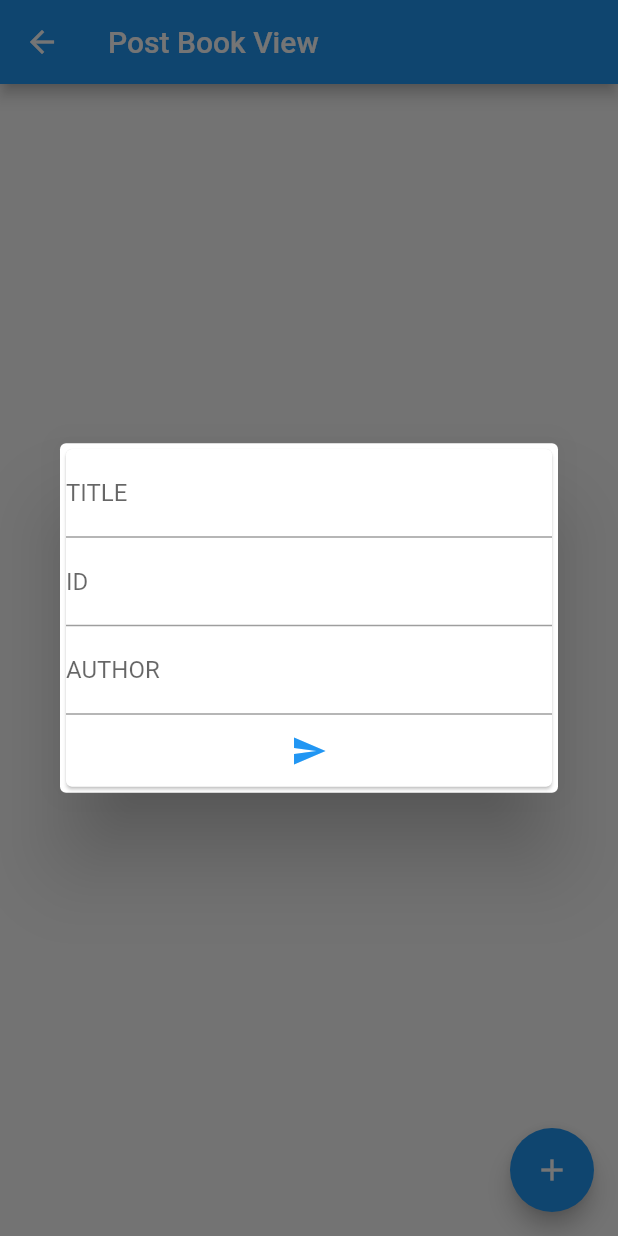
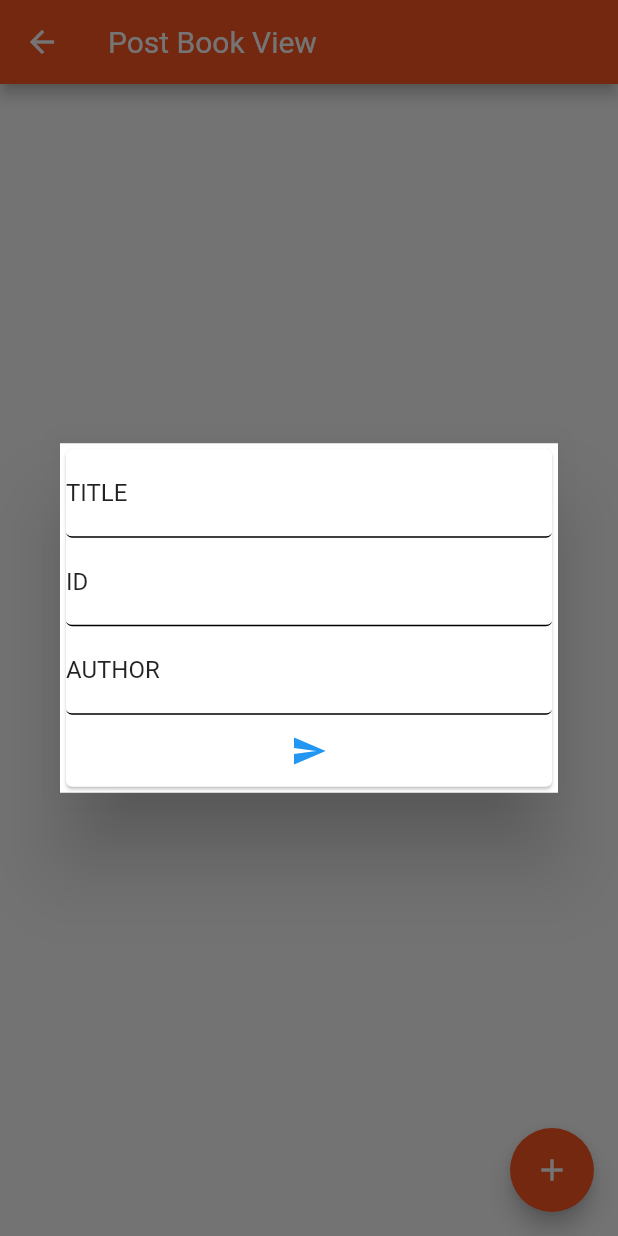
Before and after one commit to VB10/hwaflutter, a Flutter app: the FirebaseBookView screen opened by its route, after a tap on the "add" icon, on a phone screen of 412 x 824 dp. Run offline on Flutter 3.47's test engine with Material 2 defaults, Android fonts, the phone set to English and light mode, and no system bars; our stand-ins replace flutter_html, flutter_screenutil, logger, open_file, shared_preferences; accounts and stored records are empty; network calls fail.

Commit message:
dyanmic json model wrraper added and get dynamic json model and created sample stteper example

```diff
--- /dev/null
+++ b/lib/core/base/baseModel.dart
@@ -0,0 +1,4 @@
+abstract class BaseModel {
+  fromJson(Map<String, Object> json);
+  Map<String, dynamic> toJson();
+}
--- /dev/null
+++ b/lib/core/preferences/shared_manager.dart
@@ -0,0 +1,47 @@
+import 'dart:convert';
+
+import 'package:hwatutorial/core/base/baseModel.dart';
+import 'package:shared_preferences/shared_preferences.dart';
+
+class SharedManager {
+  SharedPreferences preferences;
+  static SharedManager _instance;
+  SharedManager._init();
+
+  static SharedManager get instance {
+    if (_instance == null) {
+      _instance = SharedManager._init();
+    }
+    return _instance;
+  }
+
+  Future init() async {
+    preferences = await SharedPreferences.getInstance();
+  }
+
+  Future<bool> saveStringValue(SharedKeys key, String value) async {
+    return await preferences.setString(key.toString(), value);
+  }
+
+  String getStringValue(SharedKeys key) =>
+      preferences.getString(key.toString());
+
+  Future<bool> saveJsonModel<T>(SharedKeys key, T model) async {
+    var json = jsonEncode(model);
+    return await preferences.setString(key.toString(), json);
+  }
+
+  dynamic getJsonModel<T extends BaseModel>(T model, SharedKeys key) {
+    var jsonString = preferences.getString(key.toString());
+    var jsonModel = jsonDecode(jsonString);
+    if (jsonModel is Map) {
+      return model.fromJson(jsonModel);
+    } else if (jsonModel is List) {
+      return jsonModel.map((e) => model.fromJson(e)).toList();
+    } else {
+      return jsonModel;
+    }
+  }
+}
+
+enum SharedKeys { veli, postData }
--- /dev/null
+++ b/lib/core/theme.dart
@@ -0,0 +1,488 @@
+import 'package:flutter/material.dart';
+
+final ThemeData myTheme = ThemeData(
+  primarySwatch: Colors.deepOrange,
+  brightness: Brightness.light,
+  primaryColor: Color(0xffff5722),
+  primaryColorBrightness: Brightness.dark,
+  primaryColorLight: Color(0xffffccbc),
+  primaryColorDark: Color(0xffe64a19),
+  accentColor: Color(0xffff5722),
+  accentColorBrightness: Brightness.dark,
+  canvasColor: Color(0xfffafafa),
+  scaffoldBackgroundColor: Color(0xfffafafa),
+  bottomAppBarColor: Color(0xffffffff),
+  cardColor: Color(0xffffffff),
+  dividerColor: Color(0x1f000000),
+  highlightColor: Color(0x66bcbcbc),
+  splashColor: Color(0x66c8c8c8),
+  selectedRowColor: Color(0xfff5f5f5),
+  unselectedWidgetColor: Color(0x8a000000),
+  disabledColor: Color(0x61000000),
+  buttonColor: Color(0xffe0e0e0),
+  toggleableActiveColor: Color(0xfff4511e),
+  secondaryHeaderColor: Color(0xfffbe9e7),
+  textSelectionColor: Color(0xffffab91),
+  cursorColor: Color(0xff4285f4),
+  textSelectionHandleColor: Color(0xffff8a65),
+  backgroundColor: Color(0xffffab91),
+  dialogBackgroundColor: Color(0xffffffff),
+  indicatorColor: Color(0xffff5722),
+  hintColor: Color(0x8a000000),
+  errorColor: Color(0xffd32f2f),
+  buttonTheme: ButtonThemeData(
+    textTheme: ButtonTextTheme.normal,
+    minWidth: 88,
+    height: 36,
+    padding: EdgeInsets.only(top: 0, bottom: 0, left: 16, right: 16),
+    shape: RoundedRectangleBorder(
+      side: BorderSide(
+        color: Color(0xff000000),
+        width: 0,
+        style: BorderStyle.none,
+      ),
+      borderRadius: BorderRadius.all(Radius.circular(2.0)),
+    ),
+    alignedDropdown: false,
+    buttonColor: Color(0xffe0e0e0),
+    disabledColor: Color(0x61000000),
+    highlightColor: Color(0x29000000),
+    splashColor: Color(0x1f000000),
+    focusColor: Color(0x1f000000),
+    hoverColor: Color(0x0a000000),
+    colorScheme: ColorScheme(
+      primary: Color(0xffff5722),
+      primaryVariant: Color(0xffe64a19),
+      secondary: Color(0xffff5722),
+      secondaryVariant: Color(0xffe64a19),
+      surface: Color(0xffffffff),
+      background: Color(0xffffab91),
+      error: Color(0xffd32f2f),
+      onPrimary: Color(0xffffffff),
+      onSecondary: Color(0xffffffff),
+      onSurface: Color(0xff000000),
+      onBackground: Color(0xffffffff),
+      onError: Color(0xffffffff),
+      brightness: Brightness.light,
+    ),
+  ),
+  textTheme: TextTheme(
+    display4: TextStyle(
+      color: Color(0x8a000000),
+      fontSize: null,
+      fontWeight: FontWeight.w400,
+      fontStyle: FontStyle.normal,
+    ),
+    display3: TextStyle(
+      color: Color(0x8a000000),
+      fontSize: null,
+      fontWeight: FontWeight.w400,
+      fontStyle: FontStyle.normal,
+    ),
+    display2: TextStyle(
+      color: Color(0x8a000000),
+      fontSize: null,
+      fontWeight: FontWeight.w400,
+      fontStyle: FontStyle.normal,
+    ),
+    display1: TextStyle(
+      color: Color(0x8a000000),
+      fontSize: null,
+      fontWeight: FontWeight.w400,
+      fontStyle: FontStyle.normal,
+    ),
+    headline: TextStyle(
+      color: Color(0xdd000000),
+      fontSize: null,
+      fontWeight: FontWeight.w400,
+      fontStyle: FontStyle.normal,
+    ),
+    title: TextStyle(
+      color: Color(0xdd000000),
+      fontSize: null,
+      fontWeight: FontWeight.w400,
+      fontStyle: FontStyle.normal,
+    ),
+    subhead: TextStyle(
+      color: Color(0xdd000000),
+      fontSize: null,
+      fontWeight: FontWeight.w400,
+      fontStyle: FontStyle.normal,
+    ),
+    body2: TextStyle(
+      color: Color(0xdd000000),
+      fontSize: null,
+      fontWeight: FontWeight.w400,
+      fontStyle: FontStyle.normal,
+    ),
+    body1: TextStyle(
+      color: Color(0xdd000000),
+      fontSize: null,
+      fontWeight: FontWeight.w400,
+      fontStyle: FontStyle.normal,
+    ),
+    caption: TextStyle(
+      color: Color(0x8a000000),
+      fontSize: null,
+      fontWeight: FontWeight.w400,
+      fontStyle: FontStyle.normal,
+    ),
+    button: TextStyle(
+      color: Color(0xdd000000),
+      fontSize: null,
+      fontWeight: FontWeight.w400,
+      fontStyle: FontStyle.normal,
+    ),
+    subtitle: TextStyle(
+      color: Color(0xff000000),
+      fontSize: null,
+      fontWeight: FontWeight.w400,
+      fontStyle: FontStyle.normal,
+    ),
+    overline: TextStyle(
+      color: Color(0xff000000),
+      fontSize: null,
+      fontWeight: FontWeight.w400,
+      fontStyle: FontStyle.normal,
+    ),
+  ),
+  primaryTextTheme: TextTheme(
+    display4: TextStyle(
+      color: Color(0xb3ffffff),
+      fontSize: null,
+      fontWeight: FontWeight.w400,
+      fontStyle: FontStyle.normal,
+    ),
+    display3: TextStyle(
+      color: Color(0xb3ffffff),
+      fontSize: null,
+      fontWeight: FontWeight.w400,
+      fontStyle: FontStyle.normal,
+    ),
+    display2: TextStyle(
+      color: Color(0xb3ffffff),
+      fontSize: null,
+      fontWeight: FontWeight.w400,
+      fontStyle: FontStyle.normal,
+    ),
+    display1: TextStyle(
+      color: Color(0xb3ffffff),
+      fontSize: null,
+      fontWeight: FontWeight.w400,
+      fontStyle: FontStyle.normal,
+    ),
+    headline: TextStyle(
+      color: Color(0xffffffff),
+      fontSize: null,
+      fontWeight: FontWeight.w400,
+      fontStyle: FontStyle.normal,
+    ),
+    title: TextStyle(
+      color: Color(0xffffffff),
+      fontSize: null,
+      fontWeight: FontWeight.w400,
+      fontStyle: FontStyle.normal,
+    ),
+    subhead: TextStyle(
+      color: Color(0xffffffff),
+      fontSize: null,
+      fontWeight: FontWeight.w400,
+      fontStyle: FontStyle.normal,
+    ),
+    body2: TextStyle(
+      color: Color(0xffffffff),
+      fontSize: null,
+      fontWeight: FontWeight.w400,
+      fontStyle: FontStyle.normal,
+    ),
+    body1: TextStyle(
+      color: Color(0xffffffff),
+      fontSize: null,
+      fontWeight: FontWeight.w400,
+      fontStyle: FontStyle.normal,
+    ),
+    caption: TextStyle(
+      color: Color(0xb3ffffff),
+      fontSize: null,
+      fontWeight: FontWeight.w400,
+      fontStyle: FontStyle.normal,
+    ),
+    button: TextStyle(
+      color: Color(0xffffffff),
+      fontSize: null,
+      fontWeight: FontWeight.w400,
+      fontStyle: FontStyle.normal,
+    ),
+    subtitle: TextStyle(
+      color: Color(0xffffffff),
+      fontSize: null,
+      fontWeight: FontWeight.w400,
+      fontStyle: FontStyle.normal,
+    ),
+    overline: TextStyle(
+      color: Color(0xffffffff),
+      fontSize: null,
+      fontWeight: FontWeight.w400,
+      fontStyle: FontStyle.normal,
+    ),
+  ),
+  accentTextTheme: TextTheme(
+    display4: TextStyle(
+      color: Color(0xb3ffffff),
+      fontSize: null,
+      fontWeight: FontWeight.w400,
+      fontStyle: FontStyle.normal,
+    ),
+    display3: TextStyle(
+      color: Color(0xb3ffffff),
+      fontSize: null,
+      fontWeight: FontWeight.w400,
+      fontStyle: FontStyle.normal,
+    ),
+    display2: TextStyle(
+      color: Color(0xb3ffffff),
+      fontSize: null,
+      fontWeight: FontWeight.w400,
+      fontStyle: FontStyle.normal,
+    ),
+    display1: TextStyle(
+      color: Color(0xb3ffffff),
+      fontSize: null,
+      fontWeight: FontWeight.w400,
+      fontStyle: FontStyle.normal,
+    ),
+    headline: TextStyle(
+      color: Color(0xffffffff),
+      fontSize: null,
+      fontWeight: FontWeight.w400,
+      fontStyle: FontStyle.normal,
+    ),
+    title: TextStyle(
+      color: Color(0xffffffff),
+      fontSize: null,
+      fontWeight: FontWeight.w400,
+      fontStyle: FontStyle.normal,
+    ),
+    subhead: TextStyle(
+      color: Color(0xffffffff),
+      fontSize: null,
+      fontWeight: FontWeight.w400,
+      fontStyle: FontStyle.normal,
+    ),
+    body2: TextStyle(
+      color: Color(0xffffffff),
+      fontSize: null,
+      fontWeight: FontWeight.w400,
+      fontStyle: FontStyle.normal,
+    ),
+    body1: TextStyle(
+      color: Color(0xffffffff),
+      fontSize: null,
+      fontWeight: FontWeight.w400,
+      fontStyle: FontStyle.normal,
+    ),
+    caption: TextStyle(
+      color: Color(0xb3ffffff),
+      fontSize: null,
+      fontWeight: FontWeight.w400,
+      fontStyle: FontStyle.normal,
+    ),
+    button: TextStyle(
+      color: Color(0xffffffff),
+      fontSize: null,
+      fontWeight: FontWeight.w400,
+      fontStyle: FontStyle.normal,
+    ),
+    subtitle: TextStyle(
+      color: Color(0xffffffff),
+      fontSize: null,
+      fontWeight: FontWeight.w400,
+      fontStyle: FontStyle.normal,
+    ),
+    overline: TextStyle(
+      color: Color(0xffffffff),
+      fontSize: null,
+      fontWeight: FontWeight.w400,
+      fontStyle: FontStyle.normal,
+    ),
+  ),
+  inputDecorationTheme: InputDecorationTheme(
+    labelStyle: TextStyle(
+      color: Color(0xdd000000),
+      fontSize: null,
+      fontWeight: FontWeight.w400,
+      fontStyle: FontStyle.normal,
+    ),
+    helperStyle: TextStyle(
+      color: Color(0xdd000000),
+      fontSize: null,
+      fontWeight: FontWeight.w400,
+      fontStyle: FontStyle.normal,
+    ),
+    hintStyle: TextStyle(
+      color: Color(0xdd000000),
+      fontSize: null,
+      fontWeight: FontWeight.w400,
+      fontStyle: FontStyle.normal,
+    ),
+    errorStyle: TextStyle(
+      color: Color(0xdd000000),
+      fontSize: null,
+      fontWeight: FontWeight.w400,
+      fontStyle: FontStyle.normal,
+    ),
+    errorMaxLines: null,
+    hasFloatingPlaceholder: true,
+    isDense: false,
+    contentPadding: EdgeInsets.only(top: 12, bottom: 12, left: 0, right: 0),
+    isCollapsed: false,
+    prefixStyle: TextStyle(
+      color: Color(0xdd000000),
+      fontSize: null,
+      fontWeight: FontWeight.w400,
+      fontStyle: FontStyle.normal,
+    ),
+    suffixStyle: TextStyle(
+      color: Color(0xdd000000),
+      fontSize: null,
+      fontWeight: FontWeight.w400,
+      fontStyle: FontStyle.normal,
+    ),
+    counterStyle: TextStyle(
+      color: Color(0xdd000000),
+      fontSize: null,
+      fontWeight: FontWeight.w400,
+      fontStyle: FontStyle.normal,
+    ),
+    filled: false,
+    fillColor: Color(0x00000000),
+    errorBorder: UnderlineInputBorder(
+      borderSide: BorderSide(
+        color: Color(0xff000000),
+        width: 1,
+        style: BorderStyle.solid,
+      ),
+      borderRadius: BorderRadius.all(Radius.circular(4.0)),
+    ),
+    focusedBorder: UnderlineInputBorder(
+      borderSide: BorderSide(
+        color: Color(0xff000000),
+        width: 1,
+        style: BorderStyle.solid,
+      ),
+      borderRadius: BorderRadius.all(Radius.circular(4.0)),
+    ),
+    focusedErrorBorder: UnderlineInputBorder(
+      borderSide: BorderSide(
+        color: Color(0xff000000),
+        width: 1,
+        style: BorderStyle.solid,
+      ),
+      borderRadius: BorderRadius.all(Radius.circular(4.0)),
+    ),
+    disabledBorder: UnderlineInputBorder(
+      borderSide: BorderSide(
+        color: Color(0xff000000),
+        width: 1,
+        style: BorderStyle.solid,
+      ),
+      borderRadius: BorderRadius.all(Radius.circular(4.0)),
+    ),
+    enabledBorder: UnderlineInputBorder(
+      borderSide: BorderSide(
+        color: Color(0xff000000),
+        width: 1,
+        style: BorderStyle.solid,
+      ),
+      borderRadius: BorderRadius.all(Radius.circular(4.0)),
+    ),
+    border: UnderlineInputBorder(
+      borderSide: BorderSide(
+        color: Color(0xff000000),
+        width: 1,
+        style: BorderStyle.solid,
+      ),
+      borderRadius: BorderRadius.all(Radius.circular(4.0)),
+    ),
+  ),
+  iconTheme: IconThemeData(
+    color: Color(0xdd000000),
+    opacity: 1,
+    size: 24,
+  ),
+  primaryIconTheme: IconThemeData(
+    color: Color(0xffffffff),
+    opacity: 1,
+    size: 24,
+  ),
+  accentIconTheme: IconThemeData(
+    color: Color(0xffffffff),
+    opacity: 1,
+    size: 24,
+  ),
+  sliderTheme: SliderThemeData(
+    activeTrackColor: null,
+    inactiveTrackColor: null,
+    disabledActiveTrackColor: null,
+    disabledInactiveTrackColor: null,
+    activeTickMarkColor: null,
+    inactiveTickMarkColor: null,
+    disabledActiveTickMarkColor: null,
+    disabledInactiveTickMarkColor: null,
+    thumbColor: null,
+    disabledThumbColor: null,
+    thumbShape: null,
+    overlayColor: null,
+    valueIndicatorColor: null,
+    valueIndicatorShape: null,
+    showValueIndicator: null,
+    valueIndicatorTextStyle: TextStyle(
+      color: Color(0xffffffff),
+      fontSize: null,
+      fontWeight: FontWeight.w400,
+      fontStyle: FontStyle.normal,
+    ),
+  ),
+  tabBarTheme: TabBarTheme(
+    indicatorSize: TabBarIndicatorSize.tab,
+    labelColor: Color(0xffffffff),
+    unselectedLabelColor: Color(0xb2ffffff),
+  ),
+  chipTheme: ChipThemeData(
+    backgroundColor: Color(0x1f000000),
+    brightness: Brightness.light,
+    deleteIconColor: Color(0xde000000),
+    disabledColor: Color(0x0c000000),
+    labelPadding: EdgeInsets.only(top: 0, bottom: 0, left: 8, right: 8),
+    labelStyle: TextStyle(
+      color: Color(0xde000000),
+      fontSize: null,
+      fontWeight: FontWeight.w400,
+      fontStyle: FontStyle.normal,
+    ),
+    padding: EdgeInsets.only(top: 4, bottom: 4, left: 4, right: 4),
+    secondaryLabelStyle: TextStyle(
+      color: Color(0x3d000000),
+      fontSize: null,
+      fontWeight: FontWeight.w400,
+      fontStyle: FontStyle.normal,
+    ),
+    secondarySelectedColor: Color(0x3dff5722),
+    selectedColor: Color(0x3d000000),
+    shape: StadiumBorder(
+        side: BorderSide(
+      color: Color(0xff000000),
+      width: 0,
+      style: BorderStyle.none,
+    )),
+  ),
+  dialogTheme: DialogTheme(
+      shape: RoundedRectangleBorder(
+    side: BorderSide(
+      color: Color(0xff000000),
+      width: 0,
+      style: BorderStyle.none,
+    ),
+    borderRadius: BorderRadius.all(Radius.circular(0.0)),
+  )),
+);
--- /dev/null
+++ b/lib/custom_stepper/custom_stepper.dart
@@ -0,0 +1,8 @@
+import 'package:flutter/material.dart';
+import './custom_stepper_view.dart';
+
+class CustomStepper extends StatefulWidget {
+
+  @override
+  CustomStepperView createState() => new CustomStepperView();
+}
--- /dev/null
+++ b/lib/custom_stepper/custom_stepper_view.dart
@@ -0,0 +1,26 @@
+import 'package:flutter/material.dart';
+import '../views/json_placeholder_view.dart';
+import './custom_stepper_view_model.dart';
+
+class CustomStepperView extends CustomStepperViewModel {
+  @override
+  Widget build(BuildContext context) {
+    // Replace this with your build function
+    return Scaffold(
+      appBar: AppBar(),
+      body: Column(
+        children: <Widget>[
+          Expanded(
+            child: Stepper(
+              type: StepperType.horizontal,
+              steps: stepList(),
+              currentStep: currentStep,
+              onStepTapped: onStepChange,
+            ),
+          ),
+          Expanded(child: JsonPlaceHolderView())
+        ],
+      ),
+    );
+  }
+}
--- /dev/null
+++ b/lib/custom_stepper/custom_stepper_view_model.dart
@@ -0,0 +1,27 @@
+import 'package:flutter/material.dart';
+import './custom_stepper.dart';
+
+abstract class CustomStepperViewModel extends State<CustomStepper> {
+  // Add your state and logic here
+  int stepLenght = 3;
+
+  List<Step> stepList() {
+    List<Step> steps = [];
+    for (var i = 0; i < stepLenght; i++) {
+      steps.add(Step(
+          content: Text("hello$i"),
+          title: Text("Heeelo"),
+          isActive: currentStep == i,
+          state: currentStep == i ? StepState.complete : StepState.editing));
+    }
+    return steps;
+  }
+
+  int currentStep = 0;
+
+  void onStepChange(int index) {
+    setState(() {
+      currentStep = index;
+    });
+  }
+}
--- a/lib/main.dart
+++ b/lib/main.dart
@@ -1,29 +1,36 @@
 import 'package:flutter/material.dart';
-import 'package:hwatutorial/shadow.dart';
-import 'package:hwatutorial/views/collapse_view.dart';
-import 'package:hwatutorial/views/file_download_view.dart';
-import 'package:hwatutorial/views/firebase_view.dart';
-import 'package:hwatutorial/views/flutter_state_view.dart';
-import 'package:hwatutorial/views/form_view.dart';
-import 'package:hwatutorial/views/hero/hero_view.dart';
-import 'package:hwatutorial/views/html_view.dart';
-import 'package:hwatutorial/views/json_placeholder_view.dart';
-import 'package:hwatutorial/views/page_view.dart';
-import 'package:hwatutorial/views/preferences/shared_view.dart';
-import 'package:hwatutorial/views/routing/detail_view.dart';
-import 'package:hwatutorial/views/routing/home_view.dart';
-import 'package:hwatutorial/views/sliver_view.dart';
+import 'package:hwatutorial/core/preferences/shared_manager.dart';
 
+import 'core/theme.dart';
+import 'custom_stepper/custom_stepper.dart';
 import 'httpHello.dart';
+import 'shadow.dart';
+import 'views/collapse_view.dart';
+import 'views/file_download_view.dart';
+import 'views/firebase_view.dart';
+import 'views/flutter_state_view.dart';
+import 'views/hero/hero_view.dart';
+import 'views/html_view.dart';
+import 'views/json_placeholder_view.dart';
+import 'views/page_view.dart';
+import 'views/preferences/shared_view.dart';
+import 'views/routing/detail_view.dart';
+import 'views/routing/home_view.dart';
+import 'views/sliver_view.dart';
 
-void main() => runApp(MyApp());
+Future<void> main() async {
+  WidgetsFlutterBinding.ensureInitialized();
+  await SharedManager.instance.init();
+  runApp(MyApp());
+}
 
 class MyApp extends StatelessWidget {
   @override
   Widget build(BuildContext context) {
     return MaterialApp(
       title: 'Material App',
-      initialRoute: "/advanced",
+      initialRoute: "/stapper",
+      theme: myTheme,
       routes: {
         "/http": (context) => HttpHelloView(),
         "/sliver": (context) => SliverView(),
@@ -34,12 +41,12 @@ class MyApp extends StatelessWidget {
         "/collapse": (context) => CollapseView(),
         "/firebase": (context) => FirebaseBookView(),
         "/file": (context) => FileDownloadView(),
-        "/routehome":(context) => HomeView(),
-        "/routedetail":(context) => DetailView(),
-        "/hero":(context) => HeroView(),
-        "/shared":(context) => SharedView(),
-        "/advanced":(context) => AdvanceStateView(),
-
+        "/routehome": (context) => HomeView(),
+        "/routedetail": (context) => DetailView(),
+        "/hero": (context) => HeroView(),
+        "/shared": (context) => SharedView(),
+        "/advanced": (context) => AdvanceStateView(),
+        "/stapper": (context) => CustomStepper()
       },
     );
   }
--- a/lib/model/post.dart
+++ b/lib/model/post.dart
@@ -1,4 +1,6 @@
-class PostData {
+import 'package:hwatutorial/core/base/baseModel.dart';
+
+class PostData extends BaseModel {
   int userId;
   int id;
   String title;
@@ -21,4 +23,9 @@ class PostData {
     data['body'] = this.body;
     return data;
   }
+
+  @override
+  fromJson(Map<String, Object> json) {
+    return PostData.fromJson(json);
+  }
 }
--- a/lib/views/json_placeholder_view.dart
+++ b/lib/views/json_placeholder_view.dart
@@ -1,8 +1,12 @@
 import 'dart:convert';
 
 import 'package:flutter/material.dart';
+import 'package:hwatutorial/core/preferences/shared_manager.dart';
 import 'package:hwatutorial/model/post.dart';
 import 'package:http/http.dart' as http;
+import 'package:logger/logger.dart';
+
+import '../model/post.dart';
 
 class JsonPlaceHolderView extends StatefulWidget {
   @override
@@ -17,12 +21,18 @@ class _JsonPlaceHolderViewState extends State<JsonPlaceHolderView> {
 
   Future<PostData> getJsonPlaceHolderDatas() async {
     final _response =
-        await http.get("https://jsonplaceholder.typicode.com/posts/1xx");
+        await http.get("https://jsonplaceholder.typicode.com/posts/1");
     if (_response.statusCode == 404) {
       return null;
     }
     final _mapJson = json.decode(_response.body);
     var post = PostData.fromJson(_mapJson);
+    await SharedManager.instance.saveJsonModel(SharedKeys.postData, post);
+    var x =
+        SharedManager.instance.getJsonModel(PostData(), SharedKeys.postData);
+
+    Logger().i(
+        SharedManager.instance.getJsonModel(PostData(), SharedKeys.postData));
     return post;
   }
 
```
Also changed, not shown: pubspec.lock, 8 other files.
